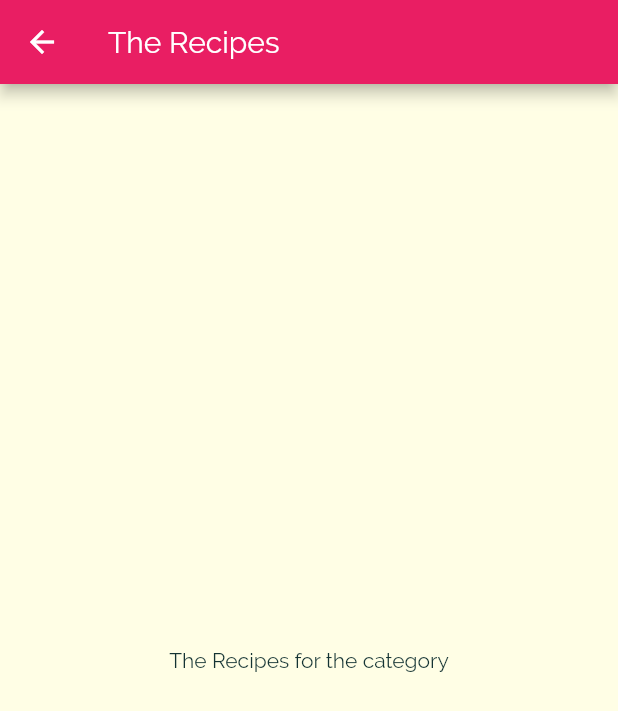
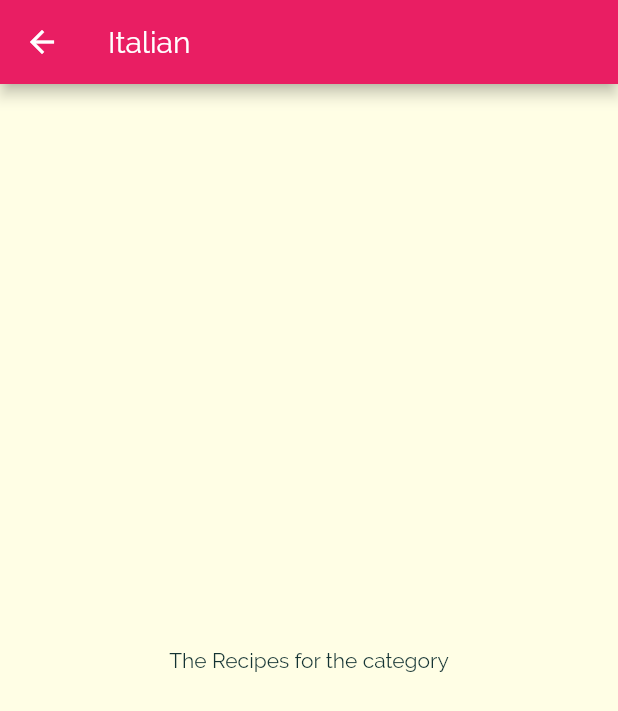
Before and after one commit to rohitsrao/flutter-learning, a Flutter app: the screen it shows after launch, after a tap on "Italian", on a phone screen of 412 x 824 dp. Shown: the top 711 px of the screen. Run offline on Flutter 3.47's test engine with Material 2 defaults, Android fonts, the phone set to English and light mode, and no system bars.

Commit message:
Category Meals Screen title updates based on chosen category

```diff
--- a/03_meals_app/lib/category_item.dart
+++ b/03_meals_app/lib/category_item.dart
@@ -4,10 +4,12 @@ import './screens/category_meals.dart';
 
 class CategoryItem extends StatelessWidget {
 
+  final String id;
   final String title;
   final Color color;
 
   CategoryItem(
+    this.id,
     this.title,
     this.color
   );
@@ -16,7 +18,7 @@ class CategoryItem extends StatelessWidget {
     Navigator.of(ctx).push(
       MaterialPageRoute(
           builder: (_) {
-            return CategoryMealsScreen();
+            return CategoryMealsScreen(id, title);
           }
       )
     );
--- a/03_meals_app/lib/screens/categories.dart
+++ b/03_meals_app/lib/screens/categories.dart
@@ -15,6 +15,7 @@ class CategoriesScreen extends StatelessWidget {
           padding: const EdgeInsets.all(25),
           children: DUMMY_CATEGORIES.map(
             (categoryData) => CategoryItem(
+              categoryData.id,
               categoryData.title,
               categoryData.color
             )
--- a/03_meals_app/lib/screens/category_meals.dart
+++ b/03_meals_app/lib/screens/category_meals.dart
@@ -3,12 +3,21 @@
 import 'package:flutter/material.dart';
 
 class CategoryMealsScreen extends StatelessWidget {
+
+  final String id;
+  final String title;
+
+  CategoryMealsScreen(
+    this.id,
+    this.title
+  );
+
   @override
   Widget build(BuildContext context){
     return (
       Scaffold(
         appBar: AppBar(
-          title: Text('The Recipes')
+          title: Text(title)
         ),
         body: Center(
           child: Text(
```
